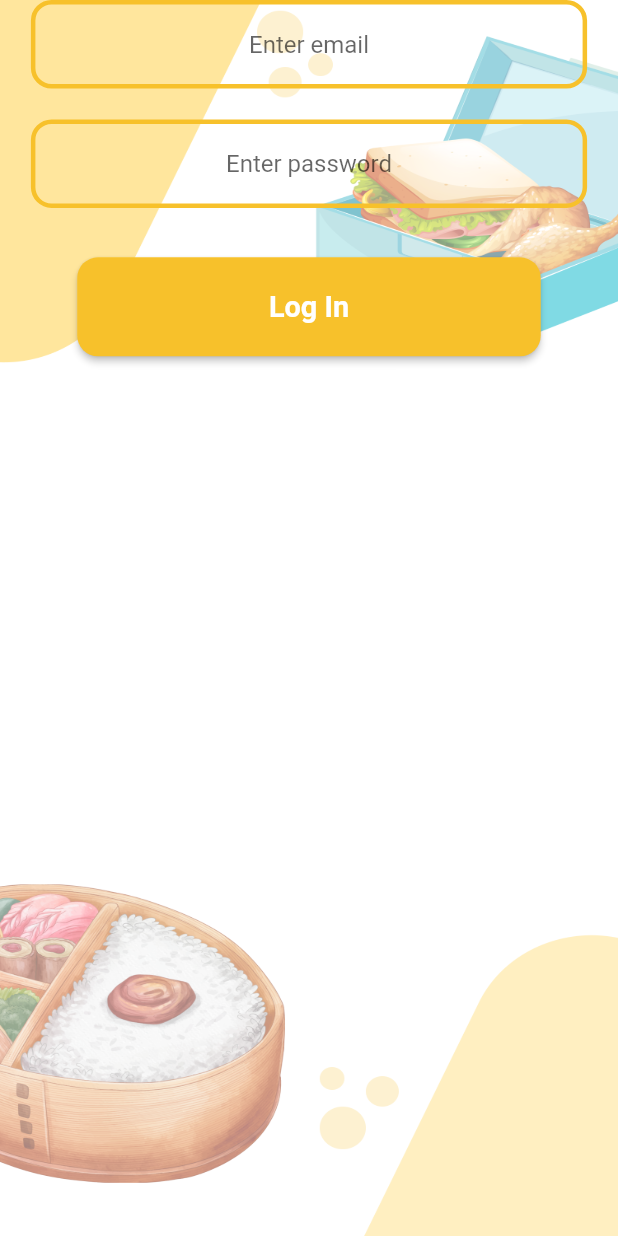
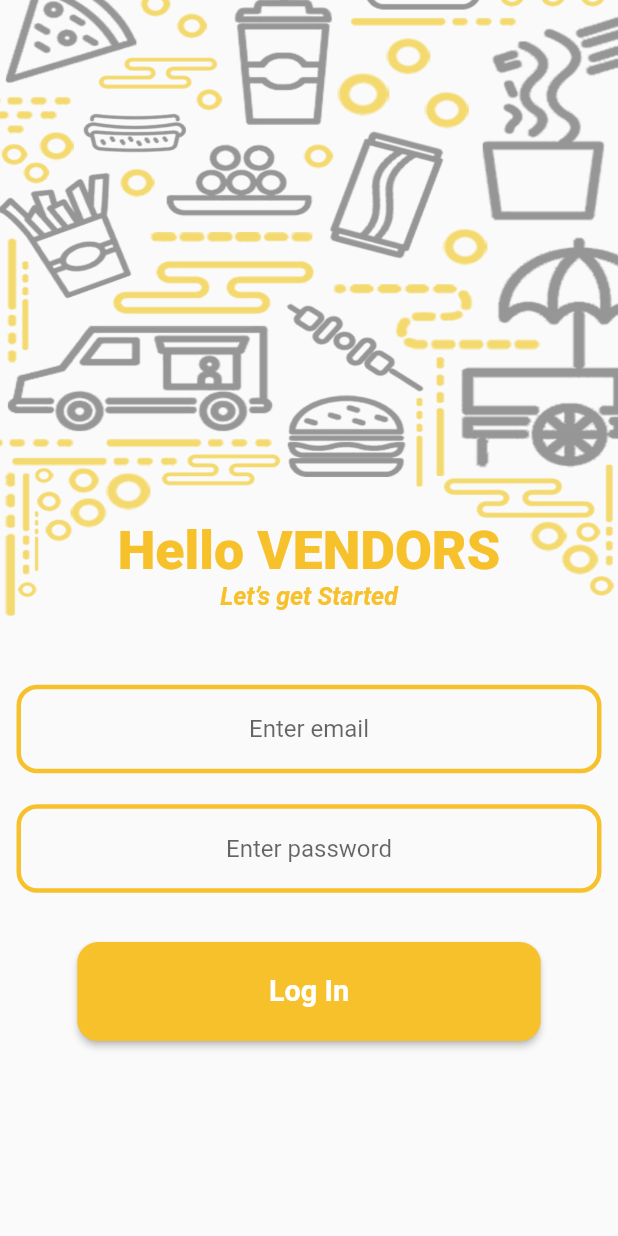
Before and after one commit to AKSHAT564564/Foodistaan-Restuarant, a Flutter app: the screen it shows after launch, on a phone screen of 412 x 824 dp. Run offline on Flutter 3.47's test engine with Material 2 defaults, Android fonts, the phone set to English and light mode, and no system bars; drawn by our look-alikes of modal_progress_hud_nsn; our stand-ins replace cloud_firestore, firebase_auth, firebase_core, rflutter_alert, sizer; accounts and stored records are empty.

Commit message:
Login Screen Fix --25/3/2022 6:03PM

```diff
--- a/lib/screens/login/login.dart
+++ b/lib/screens/login/login.dart
@@ -25,8 +25,53 @@ class _LoginScreenState extends State<LoginScreen> {
 
   bool showSpinner = false, emailError = false, passwordError = false;
 
-  Widget textFormFeild(controller, obscureText, feildName, errorText) {
+  Widget emailFormFeild(
+      focusNode, controller, obscureText, feildName, errorText) {
     return TextFormField(
+      focusNode: focusNode,
+      textAlignVertical: TextAlignVertical.center,
+      cursorColor: kYellow,
+      textAlign: TextAlign.center,
+      obscureText: obscureText,
+      controller: controller,
+      validator: (value) {
+        if (value == null || value.isEmpty)
+          return 'please Enter $feildName';
+        else
+          return null;
+      },
+      onChanged: (value) {
+        _userData['$feildName'] = value;
+      },
+      //keyboardType: TextInputType.number,
+      decoration: InputDecoration(
+        focusColor: kYellow,
+        hintText: 'Enter $feildName',
+        errorText: errorText ? 'Check $feildName' : null,
+        focusedBorder: OutlineInputBorder(
+          borderRadius: BorderRadius.circular(10.sp),
+          borderSide: BorderSide(color: kYellow, width: 3.0),
+        ),
+        enabledBorder: OutlineInputBorder(
+          borderRadius: BorderRadius.circular(10.sp),
+          borderSide: BorderSide(color: kYellow, width: 3.0),
+        ),
+        errorBorder: OutlineInputBorder(
+          borderRadius: BorderRadius.circular(10.sp),
+          borderSide: BorderSide(color: kRed, width: 3.0),
+        ),
+        focusedErrorBorder: OutlineInputBorder(
+          borderRadius: BorderRadius.circular(10.sp),
+          borderSide: BorderSide(color: kRed, width: 3.0),
+        ),
+      ),
+    );
+  }
+
+  Widget passwordFormFeild(
+      focusNode, controller, obscureText, feildName, errorText) {
+    return TextFormField(
+      focusNode: focusNode,
       textAlignVertical: TextAlignVertical.center,
       cursorColor: kYellow,
       textAlign: TextAlign.center,
@@ -67,29 +112,69 @@ class _LoginScreenState extends State<LoginScreen> {
   }
 
   getMobileFormWidget(context) {
-    return Container(
-      margin: EdgeInsets.only(left: 2.5.w, right: 2.5.w),
-      child: Column(
+    return Column(
       mainAxisAlignment: MainAxisAlignment.center,
       children: [
         Container(
-              margin: EdgeInsets.only(left: 2.5.w, right: 2.5.w),
+          margin: EdgeInsets.only(bottom: emailFocusNode.hasFocus ? 2.h : 3.h),
+          child: Column(
+            mainAxisAlignment: MainAxisAlignment.center,
+            crossAxisAlignment: CrossAxisAlignment.center,
+            // crossAxisAlignment: CrossAxisAlignment.start,
+            children: [
+              Text(
+                "Hello VENDORS",
+                textAlign: TextAlign.left,
+                style: TextStyle(
+                  fontWeight: FontWeight.w800,
+                  // color: Color(0xFFF7C12B),
+                  color: kYellow,
+                  fontSize: 26.sp,
+                ),
+              ),
+              Text(
+                "Let’s get Started",
+                textAlign: TextAlign.center,
+                style: TextStyle(
+                  fontStyle: FontStyle.italic,
+                  fontWeight: FontWeight.w600,
+                  color: kYellow,
+                  // Color(0xFF0F1B2B),
+                  fontSize: 12.sp,
+                ),
+              ),
+            ],
+          ),
+        ),
+        SizedBox(
+          height: 3.h,
+        ),
+        Container(
+            // margin: EdgeInsets.only(left: 2.5.w, right: 2.5.w),
             child: Form(
           key: _formKey,
           child: Column(
             mainAxisAlignment: MainAxisAlignment.spaceBetween,
             children: [
               Container(
-                        // height: 8.h,
-                        child: textFormFeild(
-                            emailController, false, 'email', emailError)),
+                width: 100.w,
+                padding: EdgeInsets.symmetric(
+                  horizontal: 11,
+                ),
+                child: emailFormFeild(emailFocusNode, emailController, false,
+                    'email', emailError),
+              ),
               SizedBox(
                 height: 2.5.h,
               ),
               Container(
-                      // height: 8.h,
-                      child: textFormFeild(
-                          passwordController, true, 'password', passwordError),
+                width: 100.w,
+                padding: EdgeInsets.symmetric(
+                  horizontal: 11,
+                ),
+                // margin: EdgeInsets.only(left: 2.5.w, right: 2.5.w),
+                child: passwordFormFeild(passwordFocusNode, passwordController,
+                    true, 'password', passwordError),
               )
             ],
           ),
@@ -102,8 +187,7 @@ class _LoginScreenState extends State<LoginScreen> {
           ),
           child: ElevatedButton(
             onPressed: () async {
-                if (emailController.text == '' ||
-                    passwordController.text == '') {
+              if (emailController.text == '' || passwordController.text == '') {
                 setState(() {
                   emailError = true;
                   passwordError = true;
@@ -163,34 +247,61 @@ class _LoginScreenState extends State<LoginScreen> {
           ),
         ),
       ],
-      ),
     );
   }
 
-  final GlobalKey<ScaffoldState> _scaffoldKey = GlobalKey();
+  late FocusNode emailFocusNode;
+  late FocusNode passwordFocusNode;
+
+  @override
+  void initState() {
+    super.initState();
+
+    emailFocusNode = FocusNode();
+    passwordFocusNode = FocusNode();
+  }
+
+  @override
+  void dispose() {
+    // Clean up the focus node when the Form is disposed.
+    emailFocusNode.dispose();
+    passwordFocusNode.dispose();
+
+    super.dispose();
+  }
 
   @override
   Widget build(BuildContext context) {
     return Scaffold(
       resizeToAvoidBottomInset: false,
-      key: _scaffoldKey,
       body: ModalProgressHUD(
         inAsyncCall: showSpinner,
         child: Stack(
           children: [
             Container(
-              width: 100.w,
               height: 100.h,
-              child: Image.asset('assets/images/Login.png',
-                  height: 20, fit: BoxFit.fill),
             ),
-            AnimatedContainer(
-              margin: EdgeInsets.only(bottom: 8.h),
-              curve: Curves.easeInOut,
+            AnimatedPositioned(
               duration: Duration(milliseconds: 1000),
-              child: Column(children: [
-                getMobileFormWidget(context),
-              ]),
+              curve: Curves.fastOutSlowIn,
+              top: emailFocusNode.hasFocus || passwordFocusNode.hasFocus
+                  ? -34.h
+                  : -6.5.h,
+              child: Container(
+                  width: MediaQuery.of(context).size.width * 1,
+                  // height: MediaQuery.of(context).size.height * 0.65,
+                  height: 90.h,
+                  child: Image.asset('assets/images/loginBG.png',
+                      // height: 20,
+                      fit: BoxFit.fill)),
+            ),
+            AnimatedPositioned(
+              duration: Duration(milliseconds: 1000),
+              curve: Curves.fastOutSlowIn,
+              top: emailFocusNode.hasFocus || passwordFocusNode.hasFocus
+                  ? 14.h
+                  : 42.h,
+              child: getMobileFormWidget(context),
             ),
           ],
         ),
```
Also changed, not shown: assets/images/loginBG.png (added). Lines whose indentation alone changed are shown as unchanged.
